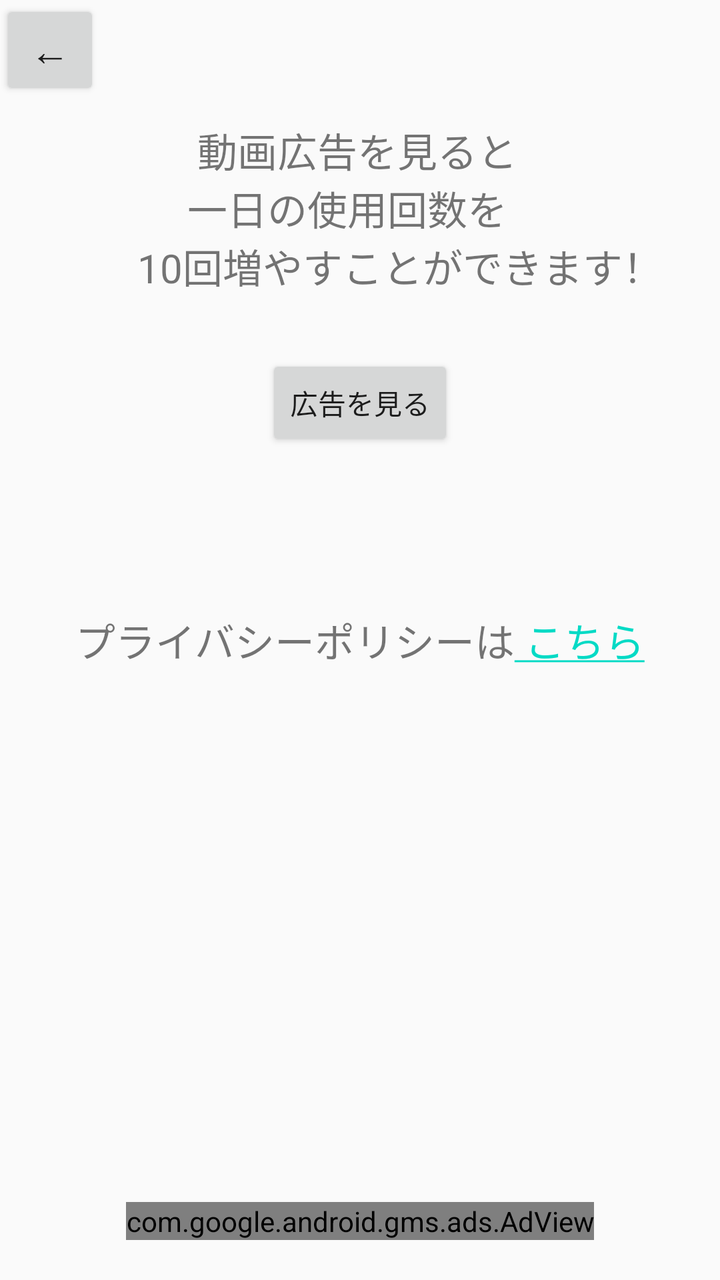
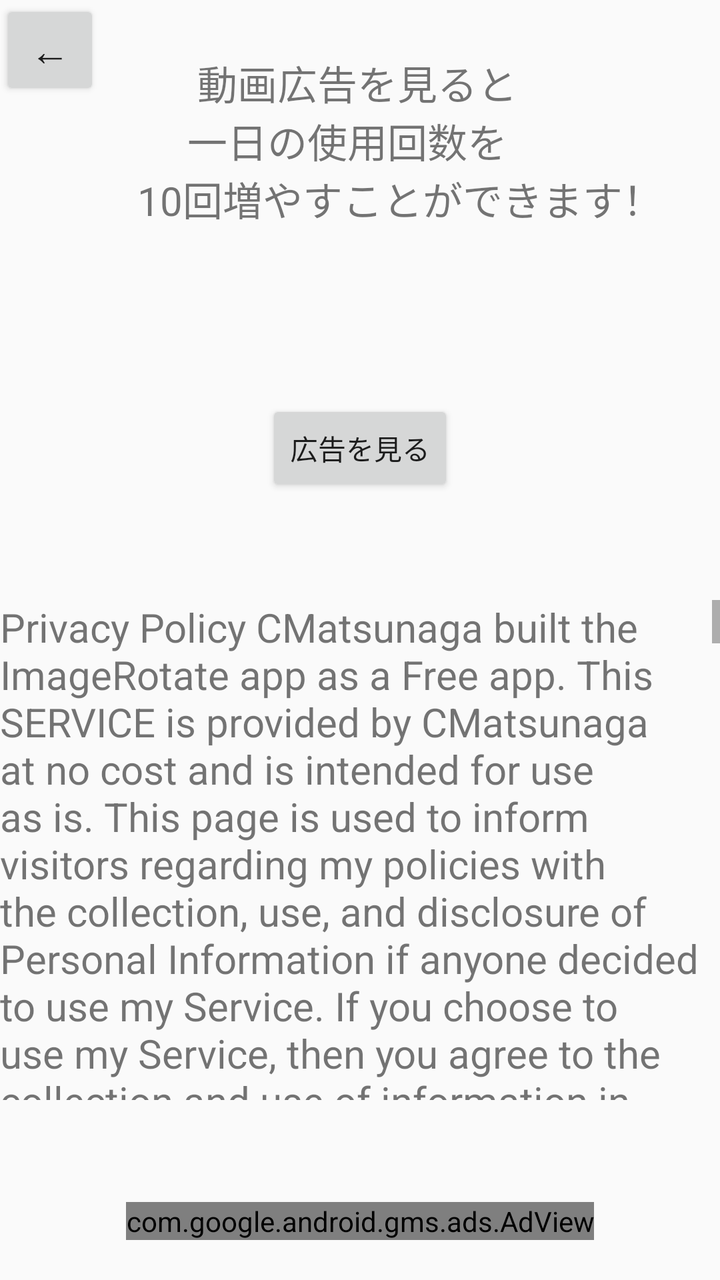

Compare the two renders of this Android layout. The source of the first and the diff that turns it into the second are given below.
<!-- AndroidManifest.xml: application theme Theme.ImageRotateApplication -->
<!-- res/layout/activity_privacy.xml -->
<?xml version="1.0" encoding="utf-8"?>
<androidx.constraintlayout.widget.ConstraintLayout xmlns:android="http://schemas.android.com/apk/res/android"
    xmlns:app="http://schemas.android.com/apk/res-auto"
    xmlns:tools="http://schemas.android.com/tools"
    android:layout_width="match_parent"
    android:layout_height="match_parent"
    xmlns:ads="http://schemas.android.com/apk/res-auto"
    tools:context=".PrivacyActivity">

    <TextView
        android:id="@+id/textView"
        android:layout_width="wrap_content"
        android:layout_height="wrap_content"
        android:text="@string/text"
        android:textSize="20dp"
        app:layout_constraintBottom_toBottomOf="parent"
        app:layout_constraintEnd_toEndOf="parent"
        app:layout_constraintStart_toStartOf="parent"
        app:layout_constraintTop_toTopOf="parent" />

    <Button
        android:id="@+id/BackButton"
        android:layout_width="50dp"
        android:layout_height="50dp"
        android:onClick="BackButton"
        android:textSize="20sp"
        app:iconPadding="0dp"
        android:text="←"
        app:layout_constraintStart_toStartOf="parent"
        app:layout_constraintTop_toTopOf="parent" />

    <com.google.android.gms.ads.AdView
        android:id="@+id/adView2"
        android:layout_width="wrap_content"
        android:layout_height="wrap_content"
        android:layout_marginBottom="20dp"
        ads:adSize="BANNER"
        ads:adUnitId="ca-app-pub-2742833893230662/8533756637"
        app:layout_constraintBottom_toBottomOf="parent"
        app:layout_constraintEnd_toEndOf="parent"
        app:layout_constraintStart_toStartOf="parent" />

    <Button
        android:id="@+id/button"
        android:layout_width="wrap_content"
        android:layout_height="wrap_content"
        android:layout_marginBottom="80dp"
        android:onClick="rewardAdButton"
        android:text="広告を見る"
        app:layout_constraintBottom_toTopOf="@+id/textView"
        app:layout_constraintEnd_toEndOf="parent"
        app:layout_constraintStart_toStartOf="parent" />

    <TextView
        android:id="@+id/textView3"
        android:layout_width="wrap_content"
        android:layout_height="wrap_content"
        android:layout_marginBottom="30dp"
        android:text="              動画広告を見ると\n             一日の使用回数を\n        10回増やすことができます！"
        android:textSize="20sp"
        app:layout_constraintBottom_toTopOf="@+id/button"
        app:layout_constraintEnd_toEndOf="parent"
        app:layout_constraintStart_toStartOf="parent" />


</androidx.constraintlayout.widget.ConstraintLayout>
<!-- resources referenced by this layout -->
<resources>
  <string name="text">プライバシーポリシーは<a href="https://www.dropbox.com/s/70uyttqidhhtxon/%E7%94%     BB%E5%83%8F%E5%9B%9E%E8%BB%A2%E3%80%80%EF%BD%9E%E7%94%BB%E5%83%8F%E3%81%AE%E5%90%91%E3%81%8D%E3%     82%92%E5%A4%89%E3%81%88%E3%82%8B%E3%82%A2%E3%83%97%E3%83%AA%EF%BD%9E%E3%80%80Privacy%20Policy.pdf?dl=0">
          こちら</a></string>
  <!-- unchanged entries left out for length: 4 -->
</resources>

<!-- the commit's change to res/layout/activity_privacy.xml (unified diff, before → after) -->
@@ -6,17 +6,6 @@
     android:layout_height="match_parent"
     xmlns:ads="http://schemas.android.com/apk/res-auto"
     tools:context=".PrivacyActivity">
-
-    <TextView
-        android:id="@+id/textView"
-        android:layout_width="wrap_content"
-        android:layout_height="wrap_content"
-        android:text="@string/text"
-        android:textSize="20dp"
-        app:layout_constraintBottom_toBottomOf="parent"
-        app:layout_constraintEnd_toEndOf="parent"
-        app:layout_constraintStart_toStartOf="parent"
-        app:layout_constraintTop_toTopOf="parent" />
 
     <Button
         android:id="@+id/BackButton"
@@ -35,7 +24,7 @@
         android:layout_height="wrap_content"
         android:layout_marginBottom="20dp"
         ads:adSize="BANNER"
-        ads:adUnitId="ca-app-pub-2742833893230662/8533756637"
+        ads:adUnitId="ca-app-pub-2742833893230662/2104680970"
         app:layout_constraintBottom_toBottomOf="parent"
         app:layout_constraintEnd_toEndOf="parent"
         app:layout_constraintStart_toStartOf="parent" />
@@ -44,23 +33,49 @@
         android:id="@+id/button"
         android:layout_width="wrap_content"
         android:layout_height="wrap_content"
-        android:layout_marginBottom="80dp"
+        android:layout_marginTop="200dp"
         android:onClick="rewardAdButton"
         android:text="広告を見る"
-        app:layout_constraintBottom_toTopOf="@+id/textView"
         app:layout_constraintEnd_toEndOf="parent"
-        app:layout_constraintStart_toStartOf="parent" />
+        app:layout_constraintStart_toStartOf="parent"
+        app:layout_constraintTop_toTopOf="parent" />
 
     <TextView
         android:id="@+id/textView3"
         android:layout_width="wrap_content"
         android:layout_height="wrap_content"
-        android:layout_marginBottom="30dp"
+        android:layout_marginBottom="500dp"
         android:text="              動画広告を見ると\n             一日の使用回数を\n        10回増やすことができます！"
         android:textSize="20sp"
-        app:layout_constraintBottom_toTopOf="@+id/button"
+        app:layout_constraintBottom_toBottomOf="parent"
         app:layout_constraintEnd_toEndOf="parent"
-        app:layout_constraintStart_toStartOf="parent" />
+        app:layout_constraintStart_toStartOf="parent"
+        app:layout_constraintTop_toTopOf="parent" />
+
+    <ScrollView
+        android:id="@+id/scrollView2"
+        android:layout_width="match_parent"
+        android:layout_height="match_parent"
+        android:layout_marginTop="300dp"
+        android:layout_marginBottom="90dp"
+        app:layout_constraintBottom_toBottomOf="parent"
+        app:layout_constraintEnd_toEndOf="parent"
+        app:layout_constraintStart_toStartOf="parent"
+        app:layout_constraintTop_toTopOf="parent">
+
+        <LinearLayout
+            android:layout_width="match_parent"
+            android:layout_height="wrap_content"
+            android:orientation="vertical">
+
+            <TextView
+                android:id="@+id/textView"
+                android:layout_width="wrap_content"
+                android:layout_height="wrap_content"
+                android:text="@string/text"
+                android:textSize="20dp" />
+        </LinearLayout>
+    </ScrollView>
 
 
 </androidx.constraintlayout.widget.ConstraintLayout>
<!-- resource entries referenced after the edit -->
@@ -1,7 +1,82 @@
 <!-- resources referenced by this layout -->
 <resources>
-  <string name="text">プライバシーポリシーは<a href="https://www.dropbox.com/s/70uyttqidhhtxon/%E7%94%     BB%E5%83%8F%E5%9B%9E%E8%BB%A2%E3%80%80%EF%BD%9E%E7%94%BB%E5%83%8F%E3%81%AE%E5%90%91%E3%81%8D%E3%     82%92%E5%A4%89%E3%81%88%E3%82%8B%E3%82%A2%E3%83%97%E3%83%AA%EF%BD%9E%E3%80%80Privacy%20Policy.pdf?dl=0">
-          こちら</a></string>
+  <string name="text">Privacy Policy
+  CMatsunaga built the ImageRotate app as a Free app. This SERVICE is provided
+  by CMatsunaga at no cost and is intended for use as is.
+  This page is used to inform visitors regarding my policies with the collection,
+  use, and disclosure of Personal Information if anyone decided to use my Service.
+  If you choose to use my Service, then you agree to the collection and use of
+  information in relation to this policy. The Personal Information that I collect is
+  used for providing and improving the Service. I will not use or share your
+  information with anyone except as described in this Privacy Policy.
+  The terms used in this Privacy Policy have the same meanings as in our Terms
+  and Conditions, which are accessible at ImageRotate unless otherwise defined in
+  this Privacy Policy.
+  Information Collection and Use
+  For a better experience, while using our Service, I may require you to provide us
+  with certain personally identifiable information, including but not limited to
+  Collection of personal information,Ad delivery. The information that I request
+  will be retained on your device and is not collected by me in any way.
+  The app does use third-party services that may collect information used to
+  identify you.
+  Link to the privacy policy of third-party service providers used by the app
+  • Google Play Services
+  • AdMob
+  Log Data
+  I want to inform you that whenever you use my Service, in a case of an error in
+  the app I collect data and information (through third-party products) on your
+  phone called Log Data. This Log Data may include information such as your
+  device Internet Protocol (“IP”) address, device name, operating system version,
+  the configuration of the app when utilizing my Service, the time and date of
+  your use of the Service, and other statistics.
+  Cookies
+  Cookies are files with a small amount of data that are commonly used as
+  anonymous unique identifiers. These are sent to your browser from the websites
+  that you visit and are stored on your device\'s internal memory.
+  This Service does not use these “cookies” explicitly. However, the app may use
+  third-party code and libraries that use “cookies” to collect information and
+  improve their services. You have the option to either accept or refuse these
+  cookies and know when a cookie is being sent to your device. If you choose to
+  refuse our cookies, you may not be able to use some portions of this Service.
+  Service Providers
+  I may employ third-party companies and individuals due to the following
+  reasons:
+  • To facilitate our Service;
+  • To provide the Service on our behalf;
+  • To perform Service-related services; or
+  • To assist us in analyzing how our Service is used.
+  I want to inform users of this Service that these third parties have access to their
+  Personal Information. The reason is to perform the tasks assigned to them on
+  our behalf. However, they are obligated not to disclose or use the information
+  for any other purpose.
+  Security
+  I value your trust in providing us your Personal Information, thus we are striving
+  to use commercially acceptable means of protecting it. But remember that no
+  method of transmission over the internet, or method of electronic storage is
+  100% secure and reliable, and I cannot guarantee its absolute security.
+  Links to Other Sites
+  This Service may contain links to other sites. If you click on a third-party link,
+  you will be directed to that site. Note that these external sites are not operated
+  by me. Therefore, I strongly advise you to review the Privacy Policy of these
+  websites. I have no control over and assume no responsibility for the content,
+  privacy policies, or practices of any third-party sites or services.
+  Children’s Privacy
+  These Services do not address anyone under the age of 13. I do not knowingly
+  collect personally identifiable information from children under 13 years of age.
+  In the case I discover that a child under 13 has provided me with personal
+  information, I immediately delete this from our servers. If you are a parent or
+  guardian and you are aware that your child has provided us with personal
+  information, please contact me so that I will be able to do the necessary actions.
+  Changes to This Privacy Policy
+  I may update our Privacy Policy from time to time. Thus, you are advised to
+  review this page periodically for any changes. I will notify you of any changes by
+  posting the new Privacy Policy on this page.
+  This policy is effective as of 2023-03-16
+  Contact Us
+  If you have any questions or suggestions about my Privacy Policy, do not
+  hesitate to contact me at matunagachihiro@gmail.com.
+  This privacy policy page was created at privacypolicytemplate.net and
+  modified/generated by App Privacy Policy Generator</string>
   <!-- unchanged entries left out for length: 4 -->
 </resources>
 
